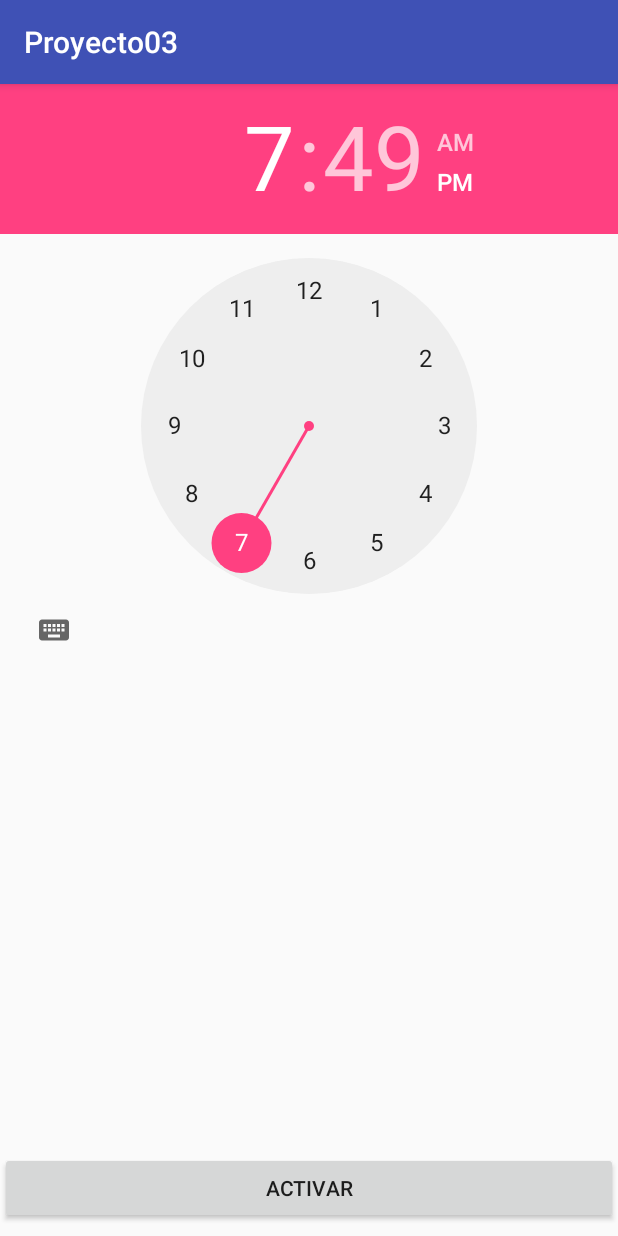
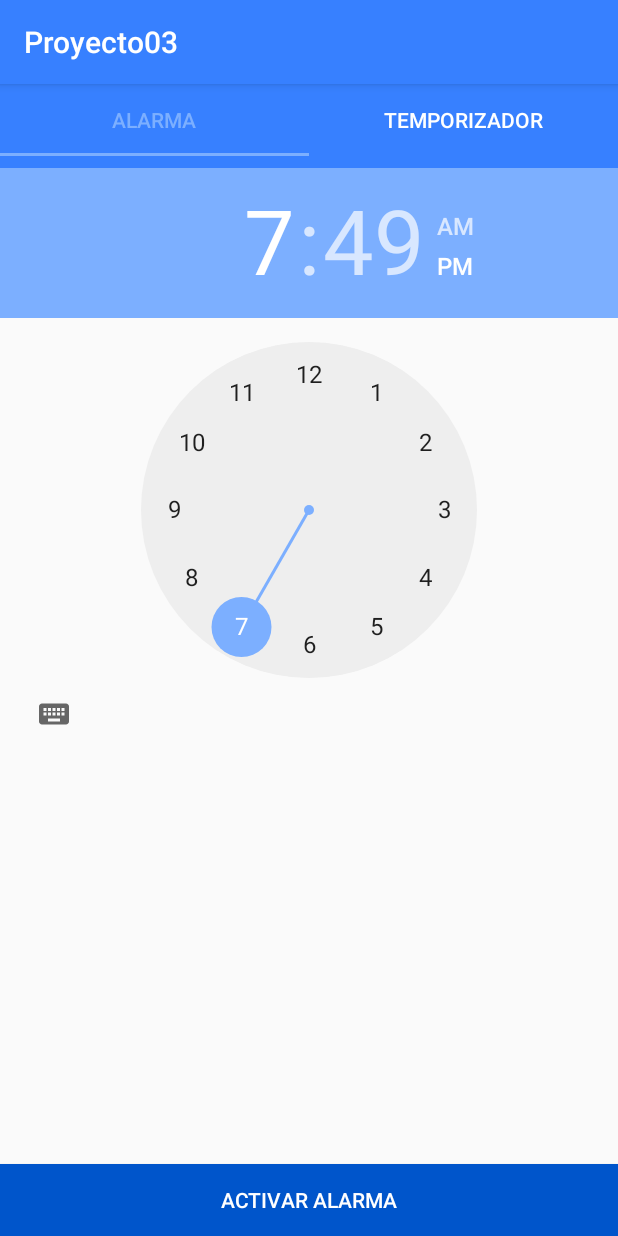
Before and after one commit to iLuisF/Android, an Android app: the screen it shows after launch (MainActivity), on a phone screen of 412 x 824 dp. Run offline under Robolectric (Android 15) with nearby library versions, the phone set to English and light mode, and no system bars.

Commit message:
Primer versión de entrega, aun le faltan caracteristicas como cancelar temporizador y permitir más de este último.

```diff
--- a/Proyecto03/app/build.gradle
+++ b/Proyecto03/app/build.gradle
@@ -22,7 +22,9 @@ dependencies {
     implementation fileTree(dir: 'libs', include: ['*.jar'])
     implementation 'com.android.support:appcompat-v7:26.1.0'
     implementation 'com.android.support.constraint:constraint-layout:1.0.2'
+    implementation 'com.android.support:support-v4:26.1.0'
     testImplementation 'junit:junit:4.12'
     androidTestImplementation 'com.android.support.test:runner:1.0.1'
     androidTestImplementation 'com.android.support.test.espresso:espresso-core:3.0.1'
+    compile 'com.android.support:design:26.1.0'
 }
--- a/Proyecto03/app/src/main/AndroidManifest.xml
+++ b/Proyecto03/app/src/main/AndroidManifest.xml
@@ -1,6 +1,9 @@
 <?xml version="1.0" encoding="utf-8"?>
 <manifest xmlns:android="http://schemas.android.com/apk/res/android"
     package="mx.com.luis.proyecto03">
+
+    <!--  Permission required to Waking Lock if device screen is off  -->
+    <uses-permission android:name="android.permission.WAKE_LOCK" />
 
     <application
         android:allowBackup="true"
@@ -21,6 +24,9 @@
             android:name=".AlarmReceiver"
             android:enabled="true"
             android:exported="true" />
+        <receiver android:name=".TimerReceiver"
+            android:enabled="true"
+            android:exported="true" />
     </application>
 
 </manifest>
--- a/Proyecto03/app/src/main/java/mx/com/luis/proyecto03/MainActivity.java
+++ b/Proyecto03/app/src/main/java/mx/com/luis/proyecto03/MainActivity.java
@@ -1,71 +1,69 @@
 package mx.com.luis.proyecto03;
 
-import android.app.AlarmManager;
-import android.app.PendingIntent;
-import android.content.Context;
-import android.content.Intent;
-import android.os.Build;
-import android.support.annotation.RequiresApi;
+import android.support.design.widget.TabLayout;
+import android.support.v4.app.Fragment;
+import android.support.v4.app.FragmentManager;
+import android.support.v4.app.FragmentPagerAdapter;
+import android.support.v4.view.ViewPager;
 import android.support.v7.app.AppCompatActivity;
 import android.os.Bundle;
-import android.view.View;
-import android.widget.Button;
-import android.widget.TimePicker;
-import android.widget.Toast;
 
-import java.util.Calendar;
-import java.util.Date;
+import java.util.ArrayList;
+import java.util.List;
 
+import mx.com.luis.proyecto03.fragments.FragmentOne;
+import mx.com.luis.proyecto03.fragments.FragmentTwo;
+
+/**
+ * Uso de fragmentos: http://www.gadgetsaint.com/android/create-viewpager-tabs-android/#.Wii5dUriZPY
+ */
 public class MainActivity extends AppCompatActivity {
 
-    private TimePicker timePicker;
-    private Button botonActivarAlarma;
-
-    @RequiresApi(api = Build.VERSION_CODES.M)
     @Override
     protected void onCreate(Bundle savedInstanceState) {
         super.onCreate(savedInstanceState);
         setContentView(R.layout.activity_main);
 
-        //Asignamos(inicializamos) variables, vistas, etc.
-        timePicker = findViewById(R.id.timePicker);
-        botonActivarAlarma = findViewById(R.id.button_activar_alarma);
+        ViewPager viewPager = (ViewPager) findViewById(R.id.pager);
+        ViewPagerAdapter adapter = new ViewPagerAdapter(getSupportFragmentManager());
+        adapter.addFragment(new FragmentOne(), "ALARMA");
+        adapter.addFragment(new FragmentTwo(), "TEMPORIZADOR");
+        viewPager.setAdapter(adapter);
 
-        botonActivarAlarma.setOnClickListener(new View.OnClickListener() {
-            @Override
-            public void onClick(View v) {
-                //Necesitamos un calendario para obtener el tiempo en milisegundos.
-                //ya que el AlarmManager toma tiempo en milisegundos para configurar la alarma.
-                Calendar calendar = Calendar.getInstance();
-                if (android.os.Build.VERSION.SDK_INT >= 23) {
-                    calendar.set(calendar.get(Calendar.YEAR), calendar.get(Calendar.MONTH), calendar.get(Calendar.DAY_OF_MONTH),
-                            timePicker.getHour(), timePicker.getMinute(), 0);
-                } else {
-                    calendar.set(calendar.get(Calendar.YEAR), calendar.get(Calendar.MONTH), calendar.get(Calendar.DAY_OF_MONTH),
-                            timePicker.getCurrentHour(), timePicker.getCurrentMinute(), 0);
-                }
-                setAlarma(calendar.getTimeInMillis());
-            }
-        });
+        TabLayout tabLayout = (TabLayout) findViewById(R.id.tabs);
+        tabLayout.setupWithViewPager(viewPager);
+
 
     }
 
-    @RequiresApi(api = Build.VERSION_CODES.M)
-    private void setAlarma(long time){
 
-        //Obtenemos el alarm manager
-        AlarmManager alarmManager = (AlarmManager) getSystemService(Context.ALARM_SERVICE);
+    // Adapter for the viewpager using FragmentPagerAdapter
+    class ViewPagerAdapter extends FragmentPagerAdapter {
+        private final List<Fragment> mFragmentList = new ArrayList<>();
+        private final List<String> mFragmentTitleList = new ArrayList<>();
 
-        //Creamos un nuevo intent especificando el broadcast receiver.
-        Intent intent = new Intent(this, AlarmReceiver.class);
+        public ViewPagerAdapter(FragmentManager manager) {
+            super(manager);
+        }
 
-        //Para crear más de una alarma: https://stackoverflow.com/questions/7688686/alarmmanager-setting-more-than-once
-        //Creamos un pending intent usando el intent.
-        PendingIntent pendingIntent = PendingIntent.getBroadcast(this, 0, intent, 0);
+        @Override
+        public Fragment getItem(int position) {
+            return mFragmentList.get(position);
+        }
 
-        //Configuramos la alarma para que se repita cada dia.
-        alarmManager.setRepeating(AlarmManager.RTC, time, AlarmManager.INTERVAL_DAY, pendingIntent);
-        Toast.makeText(this, "Alarma configurada", Toast.LENGTH_SHORT).show();
+        @Override
+        public int getCount() {
+            return mFragmentList.size();
+        }
+
+        public void addFragment(Fragment fragment, String title) {
+            mFragmentList.add(fragment);
+            mFragmentTitleList.add(title);
+        }
+
+        @Override
+        public CharSequence getPageTitle(int position) {
+            return mFragmentTitleList.get(position);
+        }
     }
-
 }
--- /dev/null
+++ b/Proyecto03/app/src/main/java/mx/com/luis/proyecto03/fragments/FragmentOne.java
@@ -0,0 +1,112 @@
+package mx.com.luis.proyecto03.fragments;
+
+import android.app.AlarmManager;
+import android.app.PendingIntent;
+import android.content.Context;
+import android.content.Intent;
+import android.content.SharedPreferences;
+import android.os.Build;
+import android.os.Bundle;
+import android.support.annotation.Nullable;
+import android.support.annotation.RequiresApi;
+import android.support.v4.app.Fragment;
+import android.util.Log;
+import android.view.LayoutInflater;
+import android.view.View;
+import android.view.ViewGroup;
+import android.widget.Button;
+import android.widget.TimePicker;
+import android.widget.Toast;
+
+import java.util.Calendar;
+
+import mx.com.luis.proyecto03.AlarmReceiver;
+import mx.com.luis.proyecto03.R;
+
+public class FragmentOne extends Fragment {
+
+    private TimePicker timePicker;
+    private Button botonActivarAlarma;
+
+    public FragmentOne() {
+        // Required empty public constructor
+    }
+
+    @Override
+    public void onCreate(Bundle savedInstanceState) {
+        super.onCreate(savedInstanceState);
+    }
+
+    @Override
+    public View onCreateView(LayoutInflater inflater, ViewGroup container,
+                             Bundle savedInstanceState) {
+
+        // Inflate the layout for this fragment
+        return inflater.inflate(R.layout.fragment_one, container, false);
+    }
+
+    @Override
+    public void onViewCreated(View view, @Nullable Bundle savedInstanceState) {
+        //Asignamos(inicializamos) variables, vistas, etc.
+        timePicker = view.findViewById(R.id.timePicker);
+        botonActivarAlarma = view.findViewById(R.id.button_activar_alarma);
+
+        botonActivarAlarma.setOnClickListener(new View.OnClickListener() {
+            @RequiresApi(api = Build.VERSION_CODES.M)
+            @Override
+            public void onClick(View v) {
+                //Necesitamos un calendario para obtener el tiempo en milisegundos.
+                //ya que el AlarmManager toma tiempo en milisegundos para configurar la alarma.
+                Calendar calendar = Calendar.getInstance();
+                if (android.os.Build.VERSION.SDK_INT >= 23) {
+                    calendar.set(calendar.get(Calendar.YEAR), calendar.get(Calendar.MONTH), calendar.get(Calendar.DAY_OF_MONTH),
+                            timePicker.getHour(), timePicker.getMinute(), 0);
+                } else {
+                    calendar.set(calendar.get(Calendar.YEAR), calendar.get(Calendar.MONTH), calendar.get(Calendar.DAY_OF_MONTH),
+                            timePicker.getCurrentHour(), timePicker.getCurrentMinute(), 0);
+                }
+                setAlarma(calendar.getTimeInMillis());
+            }
+        });
+
+    }
+
+    @RequiresApi(api = Build.VERSION_CODES.M)
+    private void setAlarma(long time) {
+        int numAlarma = getNumeroAlarma();
+        Log.d("numAlarma", String.valueOf(numAlarma));
+        //Obtenemos el alarm manager
+        AlarmManager alarmManager = (AlarmManager) getActivity().getSystemService(Context.ALARM_SERVICE);
+
+        //Creamos un nuevo intent especificando el broadcast receiver.
+        Intent intent = new Intent(getContext(), AlarmReceiver.class);
+
+        //Para crear más de una alarma: https://stackoverflow.com/questions/7688686/alarmmanager-setting-more-than-once
+        //Creamos un pending intent usando el intent.
+        PendingIntent pendingIntent = PendingIntent.getBroadcast(getContext(), numAlarma, intent, 0);
+        //Configuramos la alarma para que se repita cada dia.
+        alarmManager.setRepeating(AlarmManager.RTC, time, AlarmManager.INTERVAL_DAY, pendingIntent);
+        Toast.makeText(getContext(), "Alarma configurada", Toast.LENGTH_SHORT).show();
+    }
+
+    /**
+     * Guarda el número de alarmas que se han configurado y regresa el respetivo número de
+     * alarmas que se han creado hasta el momento.
+     */
+    private int getNumeroAlarma(){
+        SharedPreferences sp = getActivity().getSharedPreferences("ALARM_MANAGER", Context.MODE_PRIVATE);
+        SharedPreferences.Editor editor = sp.edit();
+        int numAlarma; //Número de alarmas configuradas.
+        if(!sp.contains("num_alarm")){
+            editor.putInt("num_alarm", 0);
+            editor.apply();
+            numAlarma = 0;
+        } else {
+            numAlarma = sp.getInt("num_alarm", 1);
+            numAlarma = numAlarma + 1;
+            editor.putInt("num_alarm", numAlarma);
+            editor.apply();
+        }
+        return numAlarma;
+    }
+}
--- /dev/null
+++ b/Proyecto03/app/src/main/java/mx/com/luis/proyecto03/fragments/FragmentTwo.java
@@ -0,0 +1,168 @@
+package mx.com.luis.proyecto03.fragments;
+
+import android.app.AlarmManager;
+import android.app.NotificationChannel;
+import android.app.NotificationManager;
+import android.app.PendingIntent;
+import android.content.Context;
+import android.content.Intent;
+import android.os.Build;
+import android.os.Bundle;
+import android.os.CountDownTimer;
+import android.support.annotation.Nullable;
+import android.support.v4.app.Fragment;
+import android.support.v4.app.NotificationCompat;
+import android.view.LayoutInflater;
+import android.view.View;
+import android.view.ViewGroup;
+import android.widget.Button;
+import android.widget.EditText;
+import android.widget.Toast;
+
+import java.util.Calendar;
+
+import mx.com.luis.proyecto03.MainActivity;
+import mx.com.luis.proyecto03.R;
+import mx.com.luis.proyecto03.TimerReceiver;
+
+import static android.content.Context.NOTIFICATION_SERVICE;
+
+
+public class FragmentTwo extends Fragment {
+
+    private PendingIntent pendingIntent;
+    private EditText horasText, minutosText, segundosText;
+    private Button activarTemporizador;
+    //Se declaran aquí para tener alcance con CountDownTimer.
+    private NotificationManager mNotifyManager;
+    private NotificationCompat.Builder mNotifyBuilder;
+    private int segundos;
+
+    public FragmentTwo() {
+        // Required empty public constructor
+    }
+
+    @Override
+    public void onCreate(Bundle savedInstanceState) {
+        super.onCreate(savedInstanceState);
+    }
+
+    @Override
+    public View onCreateView(LayoutInflater inflater, ViewGroup container,
+                             Bundle savedInstanceState) {
+        // Inflate the layout for this fragment
+        return inflater.inflate(R.layout.fragment_two, container, false);
+    }
+
+    @Override
+    public void onViewCreated(View view, @Nullable Bundle savedInstanceState) {
+
+        //Inicializamos variables
+        horasText = (EditText) view.findViewById(R.id.editText_horas);
+        minutosText = (EditText) view.findViewById(R.id.editText_minutos);
+        segundosText = (EditText) view.findViewById(R.id.editText_segundos);
+        activarTemporizador = (Button) view.findViewById(R.id.button_activar_temporizador);
+        horasText.setText("0");
+        minutosText.setText("0");
+        segundosText.setText("0");
+        activarTemporizador.setOnClickListener(new View.OnClickListener() {
+            @Override
+            public void onClick(View v) {
+                segundos = toSegundos(horasText.getText().toString(),
+                        minutosText.getText().toString(),
+                        segundosText.getText().toString());
+                setTemporizador();
+            }
+        });
+
+    }
+
+
+    /**
+     * Comienza el temporizador con el valor dado como parametro.
+     *
+     */
+    private void setTemporizador() {
+        Calendar calendar = Calendar.getInstance();
+        calendar.add(Calendar.SECOND, segundos);
+        Intent intent = new Intent(getActivity(), TimerReceiver.class);
+        pendingIntent = PendingIntent.getBroadcast(getContext(), 0, intent, 0);
+        AlarmManager alarmManager = (AlarmManager) getActivity().getSystemService(Context.ALARM_SERVICE);
+        alarmManager.set(AlarmManager.RTC_WAKEUP, calendar.getTimeInMillis(), pendingIntent);
+        activarNotificacion();
+        Toast.makeText(getActivity(), "Temporizador configurado", Toast.LENGTH_LONG).show();
+    }
+
+    /**
+     * Dado un tiempo con horas, minutos y segundos. Este método regresa su equivalente en
+     * segundos.
+     *
+     * @param horas
+     * @param minutos
+     * @param segundos
+     * @return Tiempo equivalente pero en segundos.
+     */
+    private int toSegundos(String horas, String minutos, String segundos) {
+        int horasToSegundos = Integer.parseInt(horas);
+        int minutosToSegundos = Integer.parseInt(minutos);
+        int segundosToSegundos = Integer.parseInt(segundos);
+        return segundosToSegundos +
+                (minutosToSegundos * 60)
+                + (horasToSegundos * 60 * 60);
+    }
+
+    /**
+     * Activa una notificación continua mostrando el tiempo faltante, es decir, esta no debe ser
+     * eliminable por el usuario. Además esta tiene la opción de cancelar.
+     */
+    private void activarNotificacion() {
+
+
+        //Definimos variables
+        mNotifyManager = (NotificationManager) getActivity().getApplicationContext().
+                getSystemService(NOTIFICATION_SERVICE);
+        Intent intent = new Intent(getActivity().getApplicationContext(), MainActivity.class);
+        PendingIntent pendingIntent = PendingIntent.getActivity(getActivity().getApplicationContext(),
+                0, intent, 0);
+        if (Build.VERSION.SDK_INT >= Build.VERSION_CODES.O) {
+            //Creamos canal para versiones recientes.
+            NotificationChannel notificationChannel = new NotificationChannel("ID1", "NAME",
+                    NotificationManager.IMPORTANCE_DEFAULT);
+            mNotifyManager.createNotificationChannel(notificationChannel);
+            mNotifyBuilder = new NotificationCompat.Builder(getActivity().getApplicationContext(),
+                    notificationChannel.getId());
+        } else {
+            //Notificacion sin canal.
+            mNotifyBuilder = new NotificationCompat.Builder(getActivity().getApplicationContext());
+        }
+
+        //Construimos y enviamos notificación.
+        mNotifyBuilder = mNotifyBuilder
+                .setOngoing(true)
+                .setContentIntent(pendingIntent)
+                .setSmallIcon(R.drawable.ic_launcher_foreground)
+                .setContentTitle("Temporizador");
+
+        new CountDownTimer(segundos * 1000, 1000) {
+            @Override
+            public void onTick(long millisUntilFinished) {
+                //this will be done every 1000 milliseconds ( 1 seconds )
+                int progress = (int) (segundos * 1000 - millisUntilFinished) / 1000;
+                mNotifyBuilder.setProgress(segundos, progress, false);
+                mNotifyBuilder.setContentText(progress + " de " + segundos + " segundos.");
+                mNotifyManager.notify(1, mNotifyBuilder.build());
+            }
+
+            @Override
+            public void onFinish() {
+                //the progressBar will be invisible after 60 000 miliseconds ( 1 minute)
+                mNotifyBuilder.setProgress(segundos, segundos, false);
+                mNotifyBuilder.setContentText(segundos + " de " + segundos + " segundos.");
+                mNotifyBuilder.setOngoing(false);
+                mNotifyManager.notify(1, mNotifyBuilder.build());
+            }
+
+        }.start();
+    }
+
+}
--- a/Proyecto03/app/src/main/res/layout/activity_main.xml
+++ b/Proyecto03/app/src/main/res/layout/activity_main.xml
@@ -1,35 +1,28 @@
 <?xml version="1.0" encoding="utf-8"?>
-<android.support.constraint.ConstraintLayout xmlns:android="http://schemas.android.com/apk/res/android"
+<LinearLayout xmlns:android="http://schemas.android.com/apk/res/android"
     xmlns:app="http://schemas.android.com/apk/res-auto"
     xmlns:tools="http://schemas.android.com/tools"
+    android:id="@+id/activity_main"
     android:layout_width="match_parent"
     android:layout_height="match_parent"
+    android:orientation="vertical"
     tools:context="mx.com.luis.proyecto03.MainActivity">
 
-    <TimePicker
-        android:id="@+id/timePicker"
-        android:layout_width="wrap_content"
-        android:layout_height="wrap_content"
-        app:layout_constraintBottom_toBottomOf="parent"
-        app:layout_constraintHorizontal_bias="0.0"
-        app:layout_constraintLeft_toLeftOf="parent"
-        app:layout_constraintRight_toRightOf="parent"
-        app:layout_constraintTop_toTopOf="parent"
-        app:layout_constraintVertical_bias="0.0" />
 
-    <Button
-        android:id="@+id/button_activar_alarma"
+    <android.support.design.widget.TabLayout
+        android:id="@+id/tabs"
         android:layout_width="match_parent"
         android:layout_height="wrap_content"
-        android:layout_marginBottom="8dp"
-        android:text="ACTIVAR"
-        app:layout_constraintBottom_toBottomOf="parent"
-        app:layout_constraintEnd_toEndOf="parent"
-        app:layout_constraintHorizontal_bias="0.0"
-        app:layout_constraintLeft_toLeftOf="parent"
-        app:layout_constraintRight_toRightOf="parent"
-        app:layout_constraintStart_toStartOf="parent"
-        app:layout_constraintTop_toBottomOf="@+id/timePicker"
-        app:layout_constraintVertical_bias="1.0" />
+        android:background="?attr/colorPrimary"
+        android:minHeight="?attr/actionBarSize"
+        app:tabGravity="fill"
+        app:tabMode="fixed"
+        app:tabSelectedTextColor="@color/colorAccent"
+        app:tabTextColor="#FFF" />
 
-</android.support.constraint.ConstraintLayout>
+    <android.support.v4.view.ViewPager
+        android:id="@+id/pager"
+        android:layout_width="match_parent"
+        android:layout_height="match_parent" />
+
+</LinearLayout>
--- /dev/null
+++ b/Proyecto03/app/src/main/res/layout/fragment_one.xml
@@ -0,0 +1,37 @@
+<?xml version="1.0" encoding="utf-8"?>
+<android.support.constraint.ConstraintLayout xmlns:android="http://schemas.android.com/apk/res/android"
+    xmlns:app="http://schemas.android.com/apk/res-auto"
+    xmlns:tools="http://schemas.android.com/tools"
+    android:layout_width="match_parent"
+    android:layout_height="match_parent"
+    tools:context="mx.com.luis.proyecto03.MainActivity">
+
+    <TimePicker
+        android:id="@+id/timePicker"
+        android:layout_width="wrap_content"
+        android:layout_height="wrap_content"
+        app:layout_constraintBottom_toBottomOf="parent"
+        app:layout_constraintHorizontal_bias="0.0"
+        app:layout_constraintLeft_toLeftOf="parent"
+        app:layout_constraintRight_toRightOf="parent"
+        app:layout_constraintTop_toTopOf="parent"
+        app:layout_constraintVertical_bias="0.0" />
+
+    <Button
+        android:id="@+id/button_activar_alarma"
+        android:layout_width="match_parent"
+        android:layout_height="wrap_content"
+        android:layout_marginBottom="0dp"
+        android:text="ACTIVAR ALARMA"
+        android:background="@color/colorPrimaryDark"
+        android:textColor="#ffffff"
+        app:layout_constraintBottom_toBottomOf="parent"
+        app:layout_constraintEnd_toEndOf="parent"
+        app:layout_constraintHorizontal_bias="0.0"
+        app:layout_constraintLeft_toLeftOf="parent"
+        app:layout_constraintRight_toRightOf="parent"
+        app:layout_constraintStart_toStartOf="parent"
+        app:layout_constraintTop_toBottomOf="@+id/timePicker"
+        app:layout_constraintVertical_bias="1.0" />
+
+</android.support.constraint.ConstraintLayout>
--- a/Proyecto03/app/src/main/res/values/colors.xml
+++ b/Proyecto03/app/src/main/res/values/colors.xml
@@ -1,6 +1,6 @@
 <?xml version="1.0" encoding="utf-8"?>
 <resources>
-    <color name="colorPrimary">#3F51B5</color>
-    <color name="colorPrimaryDark">#303F9F</color>
-    <color name="colorAccent">#FF4081</color>
+    <color name="colorPrimary">#3780ff</color>
+    <color name="colorPrimaryDark">#0055cb</color>
+    <color name="colorAccent">#7cafff</color>
 </resources>
--- a/Proyecto03/app/src/main/res/values/strings.xml
+++ b/Proyecto03/app/src/main/res/values/strings.xml
@@ -1,3 +1,6 @@
 <resources>
     <string name="app_name">Proyecto03</string>
+
+    <!-- TODO: Remove or change this placeholder text -->
+    <string name="hello_blank_fragment">Hello blank fragment</string>
 </resources>
```
Also changed, not shown: Proyecto03/app/src/main/java/mx/com/luis/proyecto03/TimerReceiver.java (added, +19 -0 lines), Proyecto03/app/src/main/res/layout/fragment_two.xml (added, +93 -0 lines).
